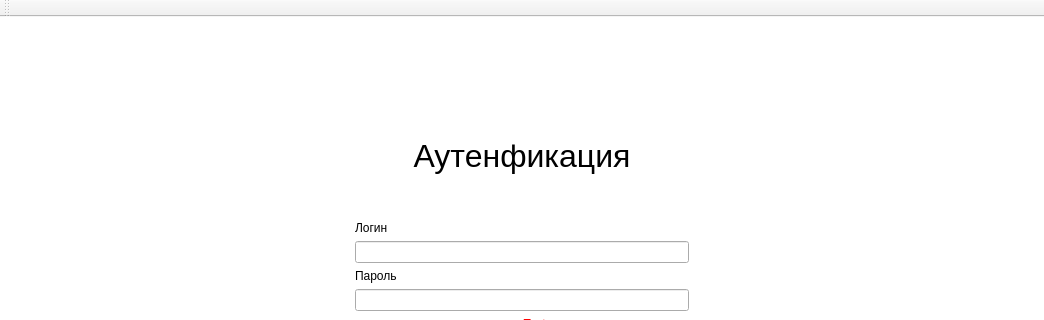
This is iSalary/iSalary/mainwindow.ui in Polikarpova/iSalary as Qt 5 draws it before an edit; both pictures show x 0 to 1044 and y 0 to 320 of the 1044 by 621 pixel window. The edited form follows.
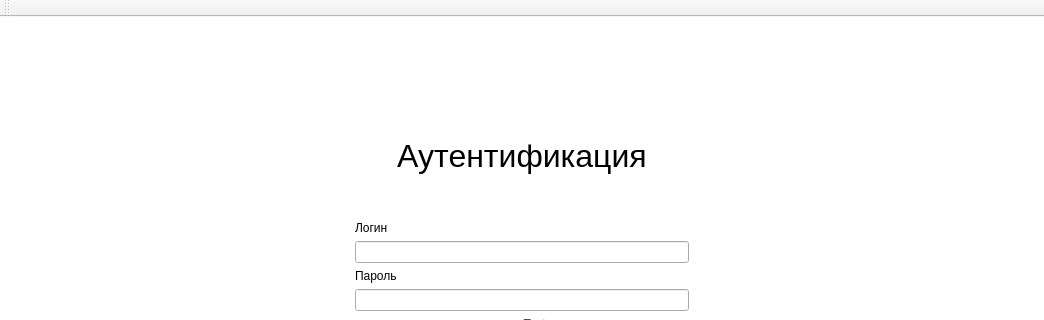
This is the edited form. Icons and pictures are not drawn.

Commit message: Исправлено слово "Аутентификация" на главной странице

Patch:
```diff
--- a/iSalary/iSalary/mainwindow.ui
+++ b/iSalary/iSalary/mainwindow.ui
@@ -46,7 +46,7 @@
              <string notr="true"/>
             </property>
             <property name="text">
-             <string>&lt;html&gt;&lt;head/&gt;&lt;body&gt;&lt;p align=&quot;center&quot;&gt;&lt;span style=&quot; font-size:24pt;&quot;&gt;Аутенфикация&lt;/span&gt;&lt;/p&gt;&lt;/body&gt;&lt;/html&gt;</string>
+             <string>&lt;html&gt;&lt;head/&gt;&lt;body&gt;&lt;p align=&quot;center&quot;&gt;&lt;span style=&quot; font-size:24pt;&quot;&gt;Аутентификация&lt;/span&gt;&lt;/p&gt;&lt;/body&gt;&lt;/html&gt;</string>
             </property>
            </widget>
           </item>
```
Left out of the diff: 4 changed lines with no effect on the pictures. The commit also changes 1 other file.
